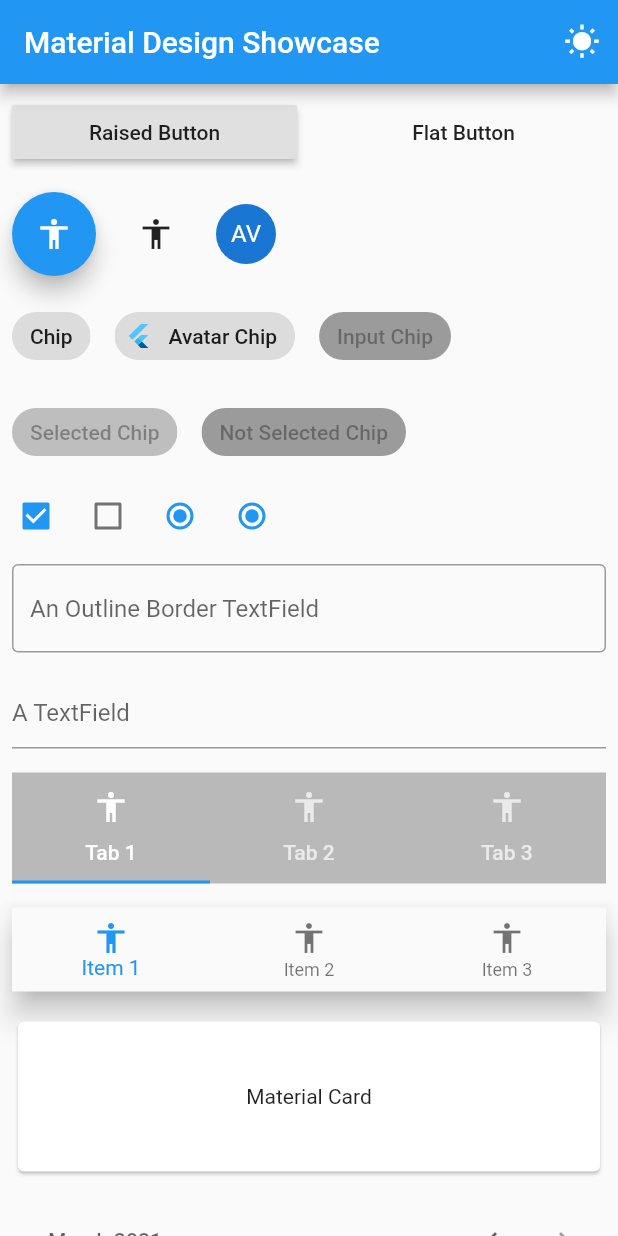
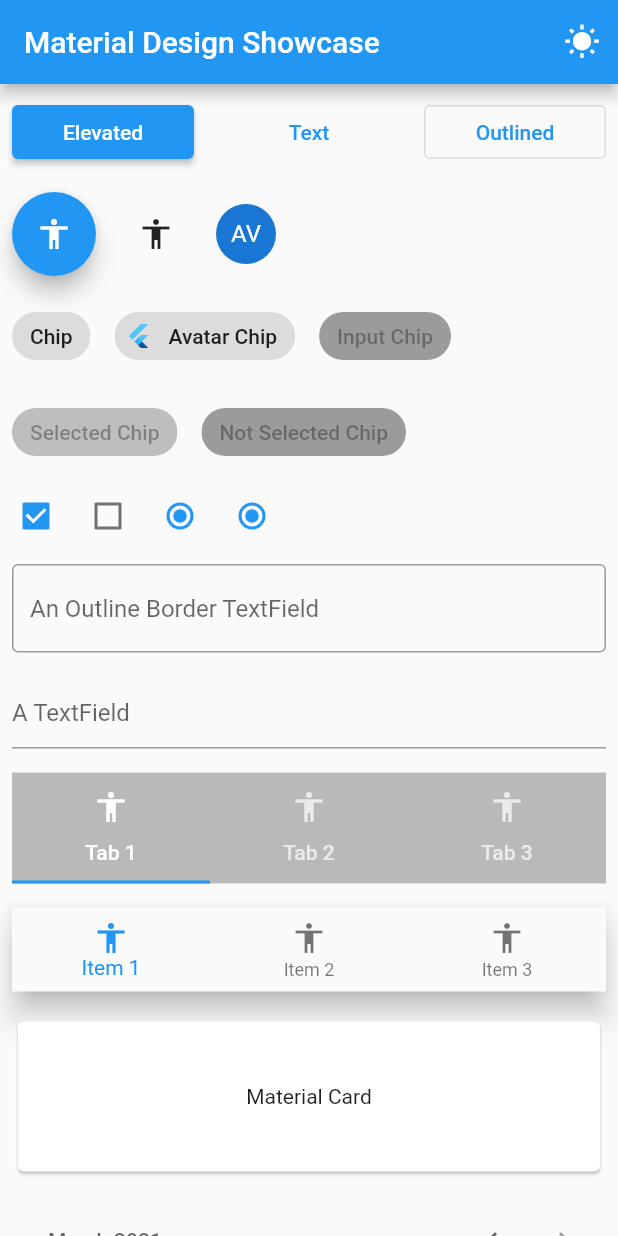
Before and after one commit to miquelbeltran/flutter_material_showcase, a Flutter app: the screen it shows after launch, on a phone screen of 412 x 824 dp. Run offline on Flutter 3.47's test engine with Material 2 defaults, Android fonts, the phone set to English and light mode, and no system bars.

Commit message:
feat: updated new material buttons

```diff
--- a/lib/flutter_material_showcase.dart
+++ b/lib/flutter_material_showcase.dart
@@ -188,18 +188,27 @@ class _MaterialShowcaseState extends State<MaterialShowcase> {
         Expanded(
           child: Padding(
             padding: const EdgeInsets.all(8.0),
-            child: RaisedButton(
+            child: ElevatedButton(
               onPressed: () {},
-              child: const Text('Raised Button'),
+              child: const Text('Elevated'),
             ),
           ),
         ),
         Expanded(
           child: Padding(
             padding: const EdgeInsets.all(8.0),
-            child: FlatButton(
+            child: TextButton(
               onPressed: () {},
-              child: const Text('Flat Button'),
+              child: const Text('Text'),
+            ),
+          ),
+        ),
+        Expanded(
+          child: Padding(
+            padding: const EdgeInsets.all(8.0),
+            child: OutlinedButton(
+              onPressed: () {},
+              child: const Text('Outlined'),
             ),
           ),
         )
```
